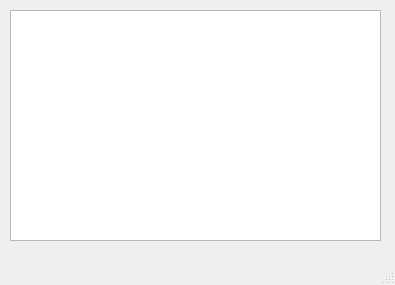
Above: main.ui from Seregax/coffee before the change. Below: the same form after it.
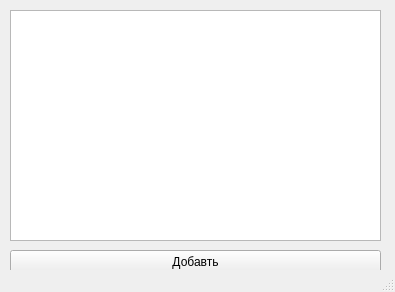
That is the form after the change.

The edit to the form file:
```diff
--- a/main.ui
+++ b/main.ui
@@ -7,7 +7,7 @@
     <x>0</x>
     <y>0</y>
     <width>395</width>
-    <height>285</height>
+    <height>292</height>
    </rect>
   </property>
   <property name="windowTitle">
@@ -24,6 +24,19 @@
      </rect>
     </property>
    </widget>
+   <widget class="QPushButton" name="pushButton">
+    <property name="geometry">
+     <rect>
+      <x>10</x>
+      <y>250</y>
+      <width>371</width>
+      <height>23</height>
+     </rect>
+    </property>
+    <property name="text">
+     <string>Добавть</string>
+    </property>
+   </widget>
   </widget>
   <widget class="QStatusBar" name="statusbar"/>
  </widget>
```
